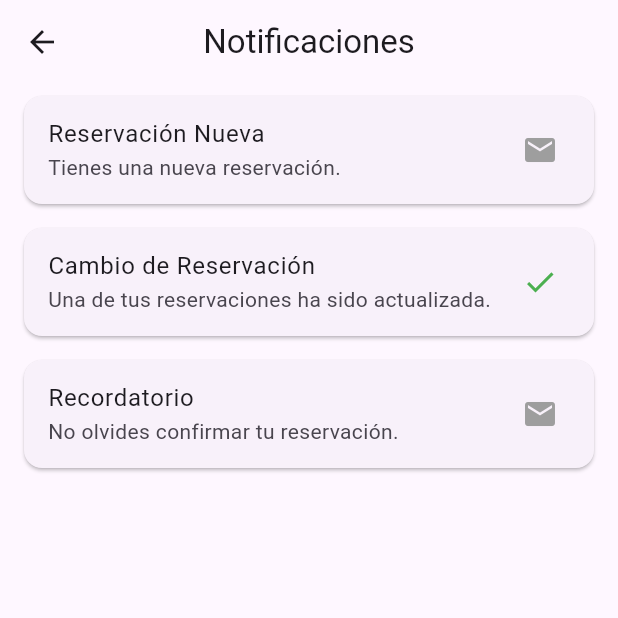
After one commit to Ruedarent-AplicacionesMoviles/front-ruedarent-flutter, a Flutter app: the VehiclesPage screen opened by its route, after a tap on the "notifications" icon, on a phone screen of 412 x 824 dp, the top half of it. The commit adds this screen. Run offline on Flutter 3.47's test engine with Material 3 defaults, Android fonts, the phone set to English and light mode, and no system bars; our stand-ins replace flutter_bloc, rxdart, sqflite; accounts and stored records are empty.

Commit message:
add notifications

```diff
--- a/lib/main.dart
+++ b/lib/main.dart
@@ -3,6 +3,7 @@ import 'package:flutter_bloc/flutter_bloc.dart';
 import 'package:front_ruedarent_flutter/src/data/models/user_model.dart';
 import 'package:front_ruedarent_flutter/src/data/models/vehicle_model.dart';
 import 'package:front_ruedarent_flutter/src/data/models/vehicle_type_model.dart';
+import 'package:front_ruedarent_flutter/src/presentation/pages/NotificationsPage.dart';
 import 'package:front_ruedarent_flutter/src/presentation/pages/auth/login/LoginBlocCubit.dart';
 import 'package:front_ruedarent_flutter/src/presentation/pages/auth/login/LoginPage.dart';
 import 'package:front_ruedarent_flutter/src/presentation/pages/auth/passwordRecovery/PasswordRecoveryPage.dart';
@@ -54,6 +55,7 @@ class MyApp extends StatelessWidget {
           '/password-recovery': (context) => PasswordRecoveryPage(),
           // Agrega otras rutas si es necesario...
           '/vehicles-owner': (context) => const VehiclesPage(),
+          '/notifications': (context) => NotificationsPage(),
           '/add-vehicle': (context) {
             final args = ModalRoute.of(context)!.settings.arguments;
             if (args is Map<String, dynamic> && args.containsKey('vehicleTypeId')) {
--- a/lib/src/data/models/notification_model.dart
+++ b/lib/src/data/models/notification_model.dart
@@ -16,6 +16,25 @@ class NotificationModel {
     required this.timestamp,
     required this.read,
   });
+
+  // Método copyWith para crear una copia del objeto con cambios específicos
+  NotificationModel copyWith({
+    int? id,
+    int? userId,
+    String? notificationType,
+    String? content,
+    DateTime? timestamp,
+    bool? read,
+  }) {
+    return NotificationModel(
+      id: id ?? this.id,
+      userId: userId ?? this.userId,
+      notificationType: notificationType ?? this.notificationType,
+      content: content ?? this.content,
+      timestamp: timestamp ?? this.timestamp,
+      read: read ?? this.read,
+    );
+  }
 
   Map<String, dynamic> toMap() {
     return {
--- /dev/null
+++ b/lib/src/presentation/pages/NotificationsPage.dart
@@ -0,0 +1,114 @@
+import 'package:flutter/material.dart';
+import 'package:front_ruedarent_flutter/src/data/models/notification_model.dart';
+import 'package:front_ruedarent_flutter/src/data/repositories/notification_repository.dart';
+
+class NotificationsPage extends StatefulWidget {
+  const NotificationsPage({Key? key}) : super(key: key);
+
+  @override
+  _NotificationsPageState createState() => _NotificationsPageState();
+}
+
+class _NotificationsPageState extends State<NotificationsPage> {
+  List<NotificationModel> notifications = [];
+  final NotificationRepository _notificationRepository = NotificationRepository();
+
+  @override
+  void initState() {
+    super.initState();
+    _loadNotifications();
+  }
+
+  Future<void> _loadNotifications() async {
+    // Ejemplo de notificaciones simuladas
+    notifications = [
+      NotificationModel(
+        id: 1,
+        userId: 1,
+        notificationType: 'Reservación Nueva',
+        content: 'Tienes una nueva reservación.',
+        timestamp: DateTime.now(),
+        read: false,
+      ),
+      NotificationModel(
+        id: 2,
+        userId: 1,
+        notificationType: 'Cambio de Reservación',
+        content: 'Una de tus reservaciones ha sido actualizada.',
+        timestamp: DateTime.now().subtract(Duration(hours: 2)),
+        read: true,
+      ),
+      NotificationModel(
+        id: 3,
+        userId: 1,
+        notificationType: 'Recordatorio',
+        content: 'No olvides confirmar tu reservación.',
+        timestamp: DateTime.now().subtract(Duration(days: 1)),
+        read: false,
+      ),
+    ];
+
+    setState(() {});
+  }
+
+
+  Future<void> _deleteNotification(int notificationId, int index) async {
+    await _notificationRepository.deleteNotification(notificationId);
+    setState(() {
+      notifications.removeAt(index);
+    });
+  }
+
+  @override
+  Widget build(BuildContext context) {
+    return Scaffold(
+      appBar: AppBar(
+        title: const Text('Notificaciones'),
+        centerTitle: true,
+      ),
+      body: notifications.isNotEmpty
+          ? ListView.builder(
+        itemCount: notifications.length,
+        itemBuilder: (context, index) {
+          final notification = notifications[index];
+          return Dismissible(
+            key: Key(notification.id.toString()),
+            direction: DismissDirection.endToStart,
+            onDismissed: (direction) {
+              _deleteNotification(notification.id!, index);
+              ScaffoldMessenger.of(context).showSnackBar(
+                const SnackBar(content: Text('Notificación eliminada')),
+              );
+            },
+            background: Container(
+              color: Colors.red,
+              padding: const EdgeInsets.symmetric(horizontal: 20),
+              alignment: Alignment.centerRight,
+              child: const Icon(
+                Icons.delete,
+                color: Colors.white,
+              ),
+            ),
+            child: Card(
+              margin: const EdgeInsets.symmetric(vertical: 8, horizontal: 16),
+              child: ListTile(
+                title: Text(notification.notificationType),
+                subtitle: Text(notification.content),
+                trailing: Icon(
+                  notification.read ? Icons.done : Icons.markunread,
+                  color: notification.read ? Colors.green : Colors.grey,
+                ),
+              ),
+            ),
+          );
+        },
+      )
+          : const Center(
+        child: Text(
+          'No tienes notificaciones.',
+          style: TextStyle(fontSize: 18),
+        ),
+      ),
+    );
+  }
+}
--- a/lib/src/presentation/pages/owner/vehicles/VehiclesPage.dart
+++ b/lib/src/presentation/pages/owner/vehicles/VehiclesPage.dart
@@ -19,7 +19,6 @@ class _VehiclesPageState extends State<VehiclesPage> {
     _loadVehicleTypes(); // Cargar los tipos de vehículos al iniciar la pantalla
   }
 
-  // Método para cargar los tipos de vehículos desde la base de datos
   Future<void> _loadVehicleTypes() async {
     final data = await VehicleTypeRepository().getVehicleTypes();
     setState(() {
@@ -27,7 +26,6 @@ class _VehiclesPageState extends State<VehiclesPage> {
     });
   }
 
-  // Método para eliminar un tipo de vehículo de la base de datos y de la lista visual
   Future<void> _deleteVehicleType(int index) async {
     int id = vehicleTypes[index].id!;
     await VehicleTypeRepository().deleteVehicleType(id);
@@ -36,7 +34,6 @@ class _VehiclesPageState extends State<VehiclesPage> {
     });
   }
 
-  // Mostrar el cuadro de diálogo de confirmación para eliminar un tipo de vehículo
   void _showDeleteDialog(BuildContext context, int index) {
     showDialog(
       context: context,
@@ -69,6 +66,14 @@ class _VehiclesPageState extends State<VehiclesPage> {
       appBar: AppBar(
         title: const Text('Categorías de Vehículos'),
         centerTitle: true,
+        actions: [
+          IconButton(
+            icon: const Icon(Icons.notifications),
+            onPressed: () {
+              Navigator.pushNamed(context, '/notifications');
+            },
+          ),
+        ],
       ),
       body: Padding(
         padding: const EdgeInsets.all(16.0),
@@ -80,7 +85,6 @@ class _VehiclesPageState extends State<VehiclesPage> {
                 itemBuilder: (context, index) {
                   return GestureDetector(
                     onTap: () {
-                      // Navegar a la página de vehículos de la categoría seleccionada
                       Navigator.push(
                         context,
                         MaterialPageRoute(
@@ -100,7 +104,7 @@ class _VehiclesPageState extends State<VehiclesPage> {
                             Image(
                               image: vehicleTypes[index].image != null && vehicleTypes[index].image!.isNotEmpty
                                   ? NetworkImage(vehicleTypes[index].image!) as ImageProvider
-                                  : const AssetImage('assets/images/vehicles/default.png'), // Imagen por defecto
+                                  : const AssetImage('assets/images/vehicles/default.png'),
                               height: 100,
                               width: 100,
                               fit: BoxFit.cover,
@@ -137,16 +141,14 @@ class _VehiclesPageState extends State<VehiclesPage> {
                                 IconButton(
                                   icon: const Icon(Icons.edit, color: Colors.green),
                                   onPressed: () async {
-                                    // Navegar a la página de edición y pasar el tipo de vehículo seleccionado a editar
                                     final result = await Navigator.pushNamed(
                                       context,
                                       '/edit-category-vehicle',
-                                      arguments: vehicleTypes[index], // Pasar el tipo de vehículo a editar
+                                      arguments: vehicleTypes[index],
                                     );
 
-                                    // Verificar si se ha realizado algún cambio
                                     if (result == true) {
-                                      _loadVehicleTypes(); // Recargar la lista de tipos de vehículos si se actualizó uno
+                                      _loadVehicleTypes();
                                     }
                                   },
                                 ),
@@ -162,12 +164,9 @@ class _VehiclesPageState extends State<VehiclesPage> {
             ),
             ElevatedButton(
               onPressed: () async {
-                // Navegar a la página para agregar un nuevo tipo de vehículo y esperar el resultado
                 final result = await Navigator.pushNamed(context, '/add-category-vehicle');
-
-                // Verificar si se ha añadido un nuevo tipo de vehículo
                 if (result == true) {
-                  _loadVehicleTypes(); // Recargar la lista de tipos de vehículos si se agregó uno nuevo
+                  _loadVehicleTypes();
                 }
               },
               child: const Text('AGREGAR +'),
--- a/lib/src/presentation/pages/renter/RentadorVehiclesPage.dart
+++ b/lib/src/presentation/pages/renter/RentadorVehiclesPage.dart
@@ -92,6 +92,14 @@ class _RentadorVehiclesPageState extends State<RentadorVehiclesPage> {
         title: const Text('Vehículos Disponibles'),
         centerTitle: true,
         backgroundColor: Colors.green.shade300,
+        actions: [
+          IconButton(
+            icon: const Icon(Icons.notifications),
+            onPressed: () {
+              Navigator.pushNamed(context, '/notifications'); // Redirige a la página de notificaciones
+            },
+          ),
+        ],
       ),
       body: Padding(
         padding: const EdgeInsets.all(16.0),
```
Also changed, not shown: 1 other file.
